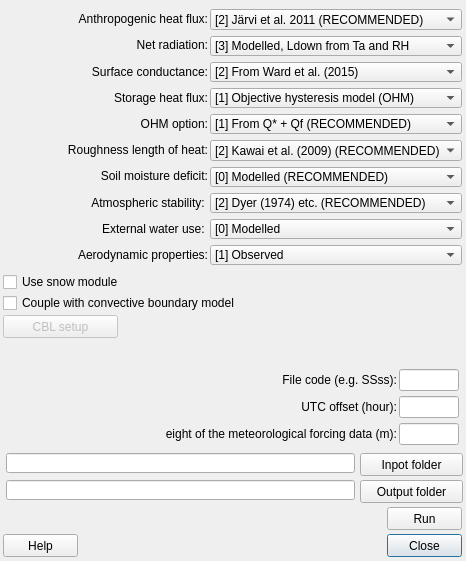
UMEP-dev/UMEP, file SUEWS/suews_dialog_base.ui: the form before one commit.
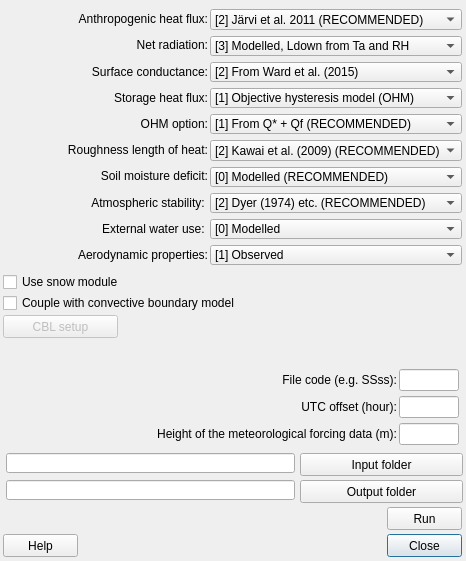
The form after the commit.

Diff of the .ui file:
```diff
--- a/SUEWS/suews_dialog_base.ui
+++ b/SUEWS/suews_dialog_base.ui
@@ -64,9 +64,9 @@
   <widget class="QPushButton" name="pushButtonSave">
    <property name="geometry">
     <rect>
-     <x>360</x>
+     <x>300</x>
      <y>480</y>
-     <width>103</width>
+     <width>163</width>
      <height>23</height>
     </rect>
    </property>
@@ -92,7 +92,7 @@
     <rect>
      <x>6</x>
      <y>480</y>
-     <width>349</width>
+     <width>289</width>
      <height>20</height>
     </rect>
    </property>
@@ -121,7 +121,7 @@
     <rect>
      <x>6</x>
      <y>453</y>
-     <width>349</width>
+     <width>289</width>
      <height>20</height>
     </rect>
    </property>
@@ -129,14 +129,14 @@
   <widget class="QPushButton" name="pushButtonLoad">
    <property name="geometry">
     <rect>
-     <x>360</x>
+     <x>300</x>
      <y>453</y>
-     <width>103</width>
+     <width>163</width>
      <height>23</height>
     </rect>
    </property>
    <property name="text">
-    <string>Inpot folder</string>
+    <string>Input folder</string>
    </property>
   </widget>
   <widget class="QCheckBox" name="checkBoxCBL">
@@ -599,9 +599,9 @@
   <widget class="QLabel" name="label_36">
    <property name="geometry">
     <rect>
-     <x>165</x>
+     <x>6</x>
      <y>426</y>
-     <width>232</width>
+     <width>391</width>
      <height>16</height>
     </rect>
    </property>
```
